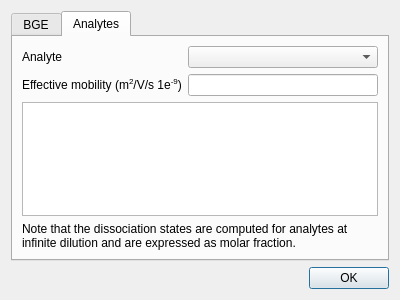
The window that src/ui/ioniccompositiondialog.ui (echmet/PeakMasterNG) describes before a commit, drawn with Qt 5.
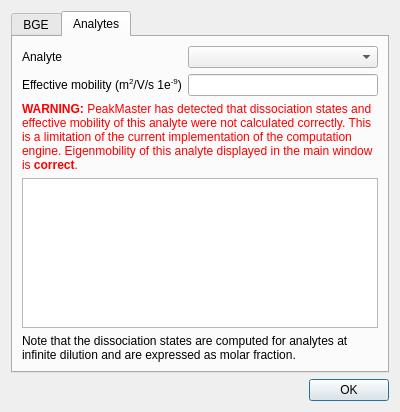
The same window after the commit. The open tabs and pages were chosen to show the change. Custom widgets are drawn as their Qt base class.

Commit message: Display a warning when analyte dissociation state of analytes is not calculated properly

```diff
--- a/src/ui/ioniccompositiondialog.ui
+++ b/src/ui/ioniccompositiondialog.ui
@@ -7,7 +7,7 @@
     <x>0</x>
     <y>0</y>
     <width>400</width>
-    <height>300</height>
+    <height>412</height>
    </rect>
   </property>
   <property name="windowTitle">
@@ -69,6 +69,16 @@
          </item>
         </layout>
        </item>
+       <item>
+        <widget class="QLabel" name="ql_miscalculation">
+         <property name="text">
+          <string>&lt;span style=&quot;color:red&quot;&gt;&lt;strong&gt;WARNING:&lt;/strong&gt; PeakMaster has detected that dissociation states and effective mobility of this analyte were not calculated correctly. This is a limitation of the current implementation of the computation engine. Eigenmobility of this analyte displayed in the main window is &lt;strong&gt;correct&lt;/strong&gt;.&lt;/span&gt;</string>
+         </property>
+         <property name="wordWrap">
+          <bool>true</bool>
+         </property>
+        </widget>
+       </item>
        <item>
         <widget class="CopiableItemsTableView" name="qtbv_analyteDissociation"/>
        </item>
```
The commit also changes 3 other files.
